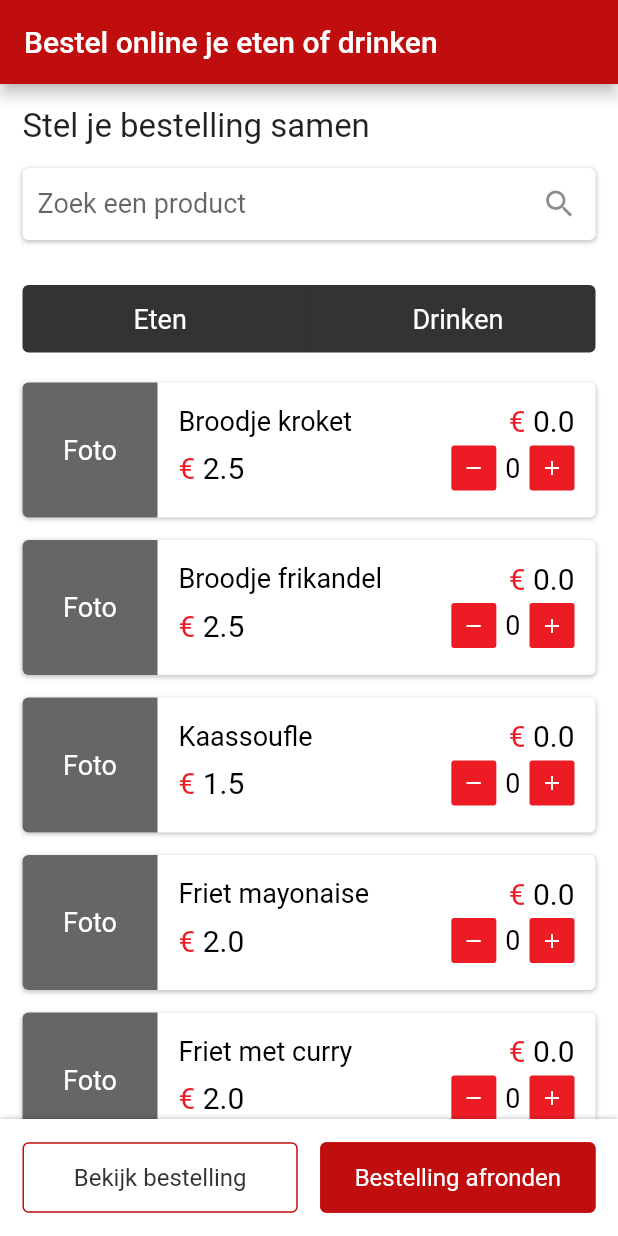
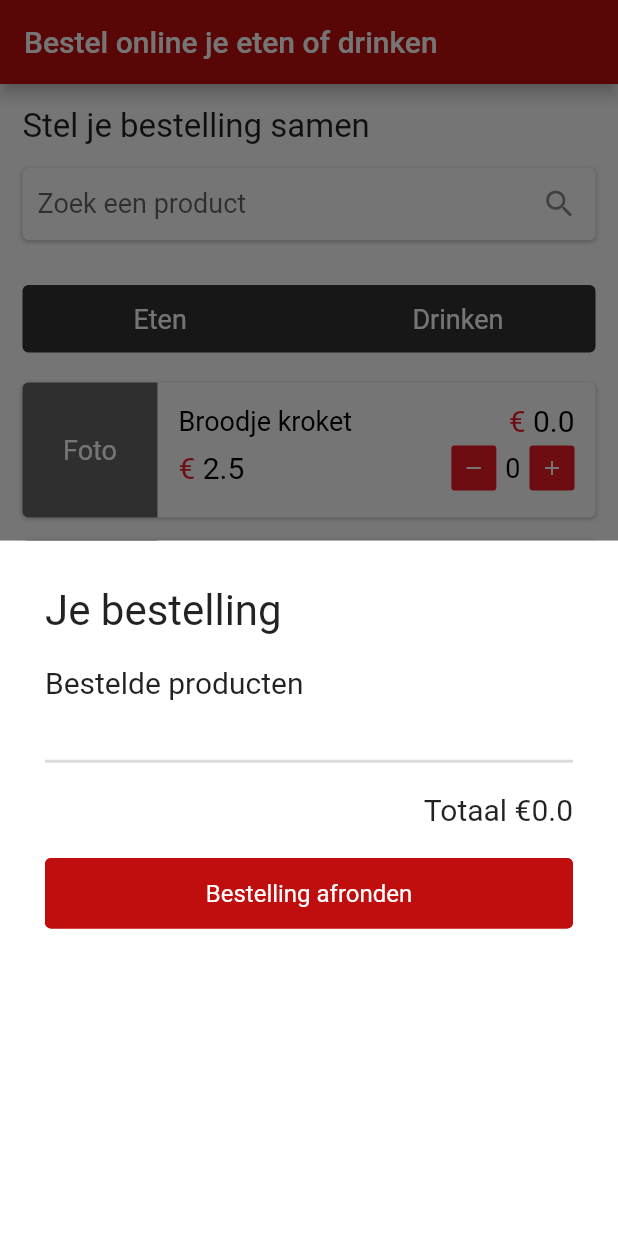
Before and after one commit to Semester6-PSV/catering-flutter-frontend, a Flutter app: the screen it shows after launch, after a tap on "Bekijk bestelling", on a phone screen of 412 x 824 dp. Run offline on Flutter 3.47's test engine with Material 2 defaults, Android fonts, the light colour scheme and no system bars; Roboto replaces fonts that are missing (Klavika-Bold, Klavika-Light, Klavika-Medium).

Commit message:
Add bottom modal sheet to inspect current ordered products

```diff
--- a/lib/pages/orderPage/index.dart
+++ b/lib/pages/orderPage/index.dart
@@ -57,8 +57,84 @@ class OrderPageState extends State<OrderPage> {
     }
   }
 
-  void openOrderPopup() {
-    return;
+  void openOrderPopup(context) {
+    List<Widget> addedProducts = <Widget>[];
+    double totalPrice = 0;
+
+    for (var product in cateringProducts) {
+      if (product.amount > 0) {
+        totalPrice += product.amount * product.price;
+
+        addedProducts.add(Row(
+          mainAxisAlignment: MainAxisAlignment.spaceBetween,
+          children: [
+            Row(
+              children: [
+                Text(product.amount.toString(),
+                    style: const TextStyle(
+                        fontFamily: 'Klavika-Medium', fontSize: 20)),
+                const SizedBox(width: 10),
+                Text(product.title,
+                    style: const TextStyle(
+                        fontFamily: 'Klavika-Light', fontSize: 20))
+              ],
+            ),
+            Expanded(
+                child: Align(
+              alignment: Alignment.centerRight,
+              child: Text(
+                  '€' + productPriceToString(product.amount * product.price),
+                  style: const TextStyle(
+                      fontFamily: 'Klavika-Medium', fontSize: 20)),
+            )),
+            const SizedBox(height: 30)
+          ],
+        ));
+      }
+    }
+
+    showModalBottomSheet(
+        context: context,
+        builder: (BuildContext context) {
+          return Container(
+            width: double.infinity,
+            padding: const EdgeInsets.all(30),
+            decoration: const BoxDecoration(
+              color: COLOR_WHITE,
+            ),
+            child:
+                Column(crossAxisAlignment: CrossAxisAlignment.start, children: [
+              const Text('Je bestelling',
+                  style: TextStyle(fontFamily: 'Klavika-Medium', fontSize: 28)),
+              const SizedBox(height: 20),
+              const Text('Bestelde producten',
+                  style: TextStyle(fontFamily: 'Klavika-Light', fontSize: 20)),
+              const SizedBox(height: 10),
+              SizedBox(
+                  width: double.infinity,
+                  child: Column(children: addedProducts)),
+              const SizedBox(height: 30),
+              Container(
+                  width: double.infinity,
+                  height: 2,
+                  color: const Color.fromRGBO(219, 219, 219, 1)),
+              const SizedBox(height: 20),
+              Align(
+                  alignment: Alignment.centerRight,
+                  child: Text('Totaal €' + totalPrice.toString(),
+                      style: const TextStyle(
+                          fontFamily: 'Klavika-Medium', fontSize: 20))),
+              const SizedBox(height: 20),
+              Row(children: [
+                Expanded(
+                    child: CustomButton(
+                        text: 'Bestelling afronden',
+                        type: ButtonType.primary,
+                        onClick: routeToCheckoutPage))
+              ])
+            ]),
+          );
+        });
   }
 
   void routeToCheckoutPage() {
@@ -157,7 +233,9 @@ class OrderPageState extends State<OrderPage> {
                       child: CustomButton(
                     text: 'Bekijk bestelling',
                     type: ButtonType.secondary,
-                    onClick: openOrderPopup,
+                    onClick: () {
+                      openOrderPopup(context);
+                    },
                   )),
                   VerticalDivider(
                     width: gridPadding,
```
